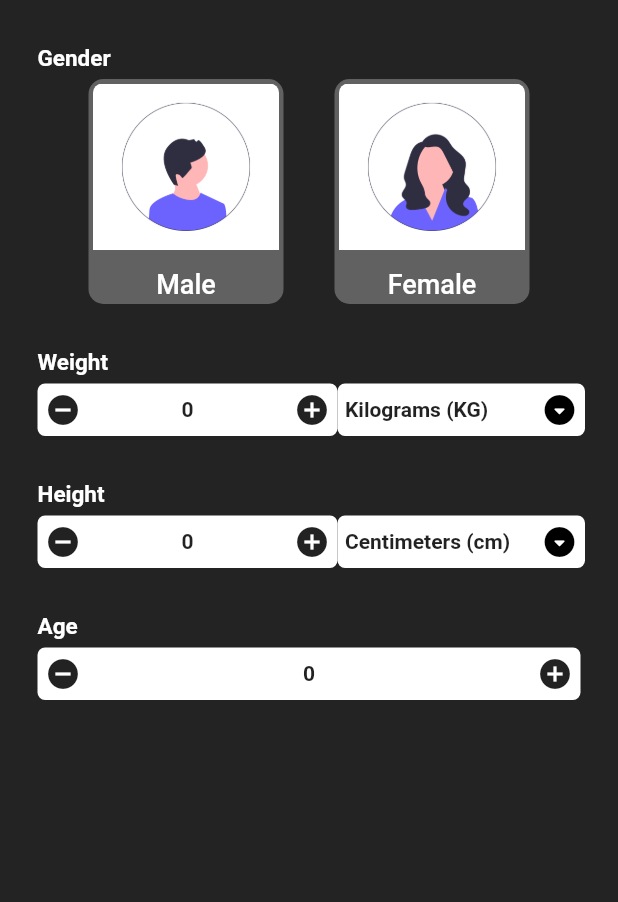
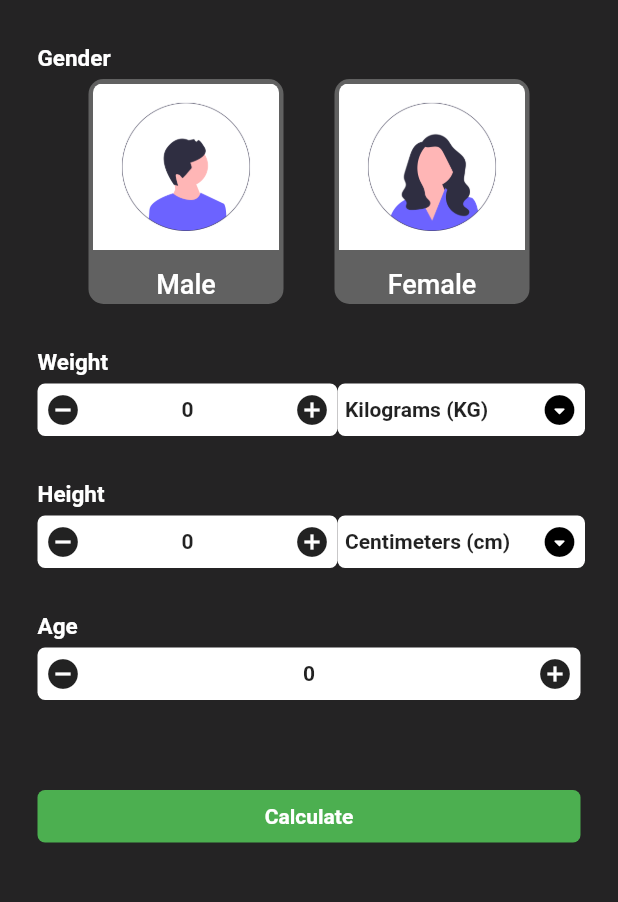
Before and after one commit to AnJasid/bmi_calculator, a Flutter app: the screen it shows after launch, on a phone screen of 412 x 824 dp, the part 242-1144 px from its top. Run offline on Flutter 3.47's test engine with Material 2 defaults, Android fonts, the phone set to English and light mode, and no system bars.

Commit message:
Custom button added on the screen

```diff
--- /dev/null
+++ b/lib/components/buttons.dart
@@ -0,0 +1,36 @@
+import 'package:flutter/material.dart';
+
+class CustomButton extends StatelessWidget {
+  final String btnLabel;
+  final void Function() onTap;
+
+  const CustomButton({
+    super.key,
+    required this.btnLabel,
+    required this.onTap,
+  });
+
+  @override
+  Widget build(BuildContext context) {
+    return GestureDetector(
+      onTap: onTap,
+      child: Container(
+        width: double.infinity,
+        height: 35,
+        decoration: BoxDecoration(
+          color: Colors.green,
+          borderRadius: BorderRadius.circular(5),
+        ),
+        child: Center(
+          child: Text(
+            btnLabel,
+            style: const TextStyle(
+              fontWeight: FontWeight.bold,
+              color: Colors.white,
+            ),
+          ),
+        ),
+      ),
+    );
+  }
+}
--- a/lib/screens/home_screen.dart
+++ b/lib/screens/home_screen.dart
@@ -1,3 +1,4 @@
+import 'package:bmi_calculator/components/buttons.dart';
 import 'package:bmi_calculator/sections/age_section.dart';
 import 'package:bmi_calculator/sections/height_section.dart';
 import 'package:bmi_calculator/sections/weight_section.dart';
@@ -20,13 +21,13 @@ class HomeScreen extends StatelessWidget {
           ),
         ],
       ),
-      body: const Padding(
-        padding: EdgeInsets.fromLTRB(25, 70, 25, 18),
+      body: Padding(
+        padding: const EdgeInsets.fromLTRB(25, 70, 25, 18),
         child: Column(
           crossAxisAlignment: CrossAxisAlignment.start,
           children: <Widget>[
             // app title
-            Text(
+            const Text(
               'BMI Calculator',
               style: TextStyle(
                 fontSize: 30,
@@ -34,9 +35,9 @@ class HomeScreen extends StatelessWidget {
                 color: Colors.white,
               ),
             ),
-            SizedBox(height: 30),
+            const SizedBox(height: 30),
             // gender section
-            Text(
+            const Text(
               'Gender',
               style: TextStyle(
                 fontSize: 15,
@@ -44,11 +45,11 @@ class HomeScreen extends StatelessWidget {
                 color: Colors.white,
               ),
             ),
-            SizedBox(height: 5),
-            GenderSection(),
-            SizedBox(height: 30),
+            const SizedBox(height: 5),
+            const GenderSection(),
+            const SizedBox(height: 30),
             // weight section
-            Text(
+            const Text(
               'Weight',
               style: TextStyle(
                 fontSize: 15,
@@ -56,11 +57,11 @@ class HomeScreen extends StatelessWidget {
                 color: Colors.white,
               ),
             ),
-            SizedBox(height: 5),
-            WeightSection(),
-            SizedBox(height: 30),
+            const SizedBox(height: 5),
+            const WeightSection(),
+            const SizedBox(height: 30),
             // height section
-            Text(
+            const Text(
               'Height',
               style: TextStyle(
                 fontSize: 15,
@@ -68,11 +69,11 @@ class HomeScreen extends StatelessWidget {
                 color: Colors.white,
               ),
             ),
-            SizedBox(height: 5),
-            HeightSection(),
-            SizedBox(height: 30),
+            const SizedBox(height: 5),
+            const HeightSection(),
+            const SizedBox(height: 30),
             // age section
-            Text(
+            const Text(
               'Age',
               style: TextStyle(
                 fontSize: 15,
@@ -80,8 +81,14 @@ class HomeScreen extends StatelessWidget {
                 color: Colors.white,
               ),
             ),
-            SizedBox(height: 5),
-            AgeSection(),
+            const SizedBox(height: 5),
+            const AgeSection(),
+            const SizedBox(height: 60),
+            // calculate button
+            CustomButton(
+              btnLabel: 'Calculate',
+              onTap: () {},
+            ),
           ],
         ),
       ),
--- a/lib/sections/age_section.dart
+++ b/lib/sections/age_section.dart
@@ -28,8 +28,8 @@ class _AgeSectionState extends State<AgeSection> {
   Widget build(BuildContext context) {
     return Container(
       padding: const EdgeInsets.symmetric(horizontal: 5),
+      height: 35,
       width: double.infinity,
-      height: 35,
       decoration: BoxDecoration(
         color: Colors.white,
         borderRadius: BorderRadius.circular(5),
```
